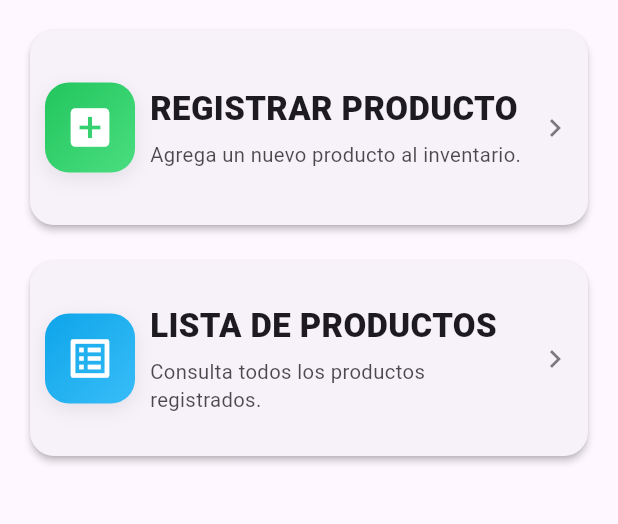
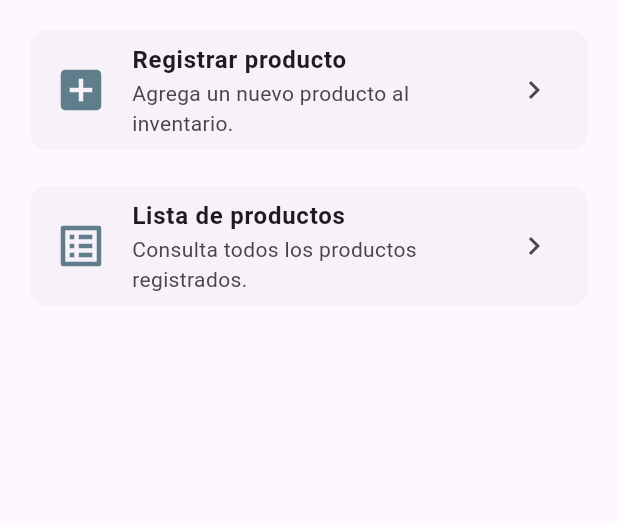
Before and after one commit to KevinDMadariaga/gestion_inventario, a Flutter app: the InventarioMenuPage screen opened directly, on a phone screen of 412 x 824 dp, the part 84-608 px from its top. Run offline on Flutter 3.47's test engine with Material 3 defaults, Android fonts, the phone set to English and light mode, and no system bars; our stand-ins replace image_picker; missing offline and left inert: mongo_dart.

Commit message:
se ajusto pantalla producto,registrar y buscar

```diff
--- a/lib/ViewModel/home_viewmodel.dart
+++ b/lib/ViewModel/home_viewmodel.dart
@@ -4,8 +4,8 @@ import 'package:gestion_inventario/models/home_tile_data.dart';
 import 'package:gestion_inventario/screens/apartados/apartado.dart';
 import 'package:gestion_inventario/screens/cambios/cambio_producto_venta_page.dart';
 import 'package:gestion_inventario/screens/prestamo/producto_prestado.dart';
-import 'package:gestion_inventario/screens/producto/inventario.dart';
 import 'package:gestion_inventario/screens/settings/configuracion_page.dart';
+import 'package:gestion_inventario/view/inventario_view.dart';
 import 'package:gestion_inventario/view/ventas_view.dart';
 
 /// ViewModel para la vista Home.
--- a/lib/screens/producto/inventario.dart
+++ b/lib/view/inventario_view.dart
@@ -1,8 +1,8 @@
 import 'package:flutter/material.dart';
 import 'package:gestion_inventario/screens/producto/agregar_producto.dart';
 import 'package:gestion_inventario/screens/producto/buscar_producto.dart';
-import 'package:gestion_inventario/widgets/app_menu_card.dart';
-
+import 'package:gestion_inventario/view/agregar_producto_view.dart';
+import 'package:gestion_inventario/view/buscar_producto_view.dart';
 
 class InventarioMenuPage extends StatelessWidget {
   const InventarioMenuPage({super.key});
@@ -25,35 +25,29 @@ class InventarioMenuPage extends StatelessWidget {
           padding: const EdgeInsets.all(16),
           child: Column(
             children: [
-              AppMenuCard(
+              _menuCard(
+                context,
                 icon: Icons.add_box,
                 title: 'Registrar producto',
                 subtitle: 'Agrega un nuevo producto al inventario.',
-                gradient: const LinearGradient(
-                  colors: [Color(0xFF22C55E), Color(0xFF4ADE80)], // verde
-                  begin: Alignment.topLeft,
-                  end: Alignment.bottomRight,
-                ),
-                expanded: true,
                 onTap: () => Navigator.push(
                   context,
-                  MaterialPageRoute(builder: (_) => const AgregarProductoPage()),
+                  MaterialPageRoute(
+                    builder: (_) => const AgregarProductoPage(),
+                  ),
                 ),
               ),
               const SizedBox(height: 16),
-              AppMenuCard(
+              _menuCard(
+                context,
                 icon: Icons.list_alt,
                 title: 'Lista de productos',
                 subtitle: 'Consulta todos los productos registrados.',
-                gradient: const LinearGradient(
-                  colors: [Color(0xFF0EA5E9), Color(0xFF38BDF8)], // azul
-                  begin: Alignment.topLeft,
-                  end: Alignment.bottomRight,
-                ),
-                expanded: true,
                 onTap: () => Navigator.push(
                   context,
-                  MaterialPageRoute(builder: (_) => const BuscarInventarioPage()),
+                  MaterialPageRoute(
+                    builder: (_) => const BuscarInventarioPage(),
+                  ),
                 ),
               ),
             ],
@@ -62,4 +56,24 @@ class InventarioMenuPage extends StatelessWidget {
       ),
     );
   }
+
+  Widget _menuCard(
+    BuildContext context, {
+    required IconData icon,
+    required String title,
+    required String subtitle,
+    required VoidCallback onTap,
+  }) {
+    return Card(
+      elevation: 0,
+      shape: RoundedRectangleBorder(borderRadius: BorderRadius.circular(12)),
+      child: ListTile(
+        leading: Icon(icon, size: 36, color: Colors.blueGrey),
+        title: Text(title, style: const TextStyle(fontWeight: FontWeight.w700)),
+        subtitle: Text(subtitle),
+        trailing: const Icon(Icons.chevron_right),
+        onTap: onTap,
+      ),
+    );
+  }
 }
```
Also changed, not shown: lib/ViewModel/agregar_producto_viewmodel.dart (added, +42 -0 lines), lib/ViewModel/buscar_producto_viewmodel.dart (added, +61 -0 lines), lib/ViewModel/inventario_viewmodel.dart (added, +31 -0 lines), lib/models/buscar_producto_model.dart (added, +14 -0 lines), lib/models/product_model.dart (added, +81 -0 lines), lib/view/agregar_producto_view.dart (renamed from lib/screens/producto/agregar_producto.dart, +26 -36 lines), lib/view/buscar_producto_view.dart (renamed from lib/screens/producto/buscar_producto.dart, +10 -52 lines).
